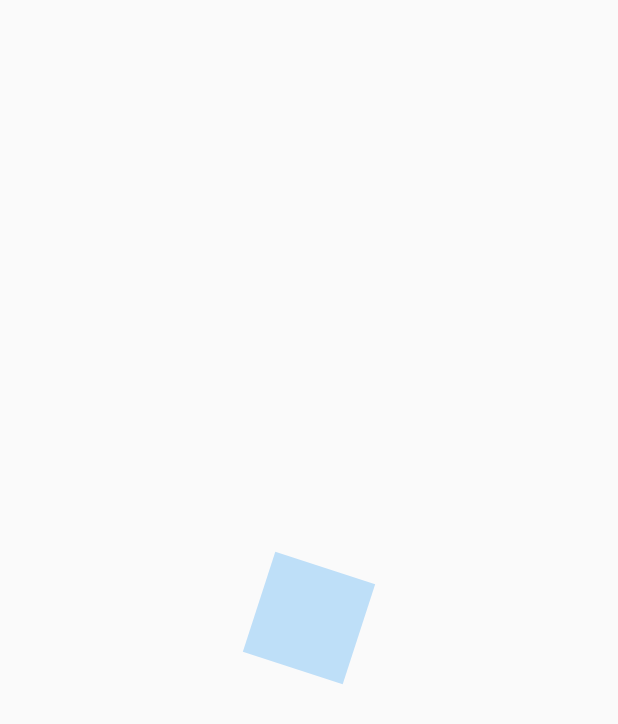
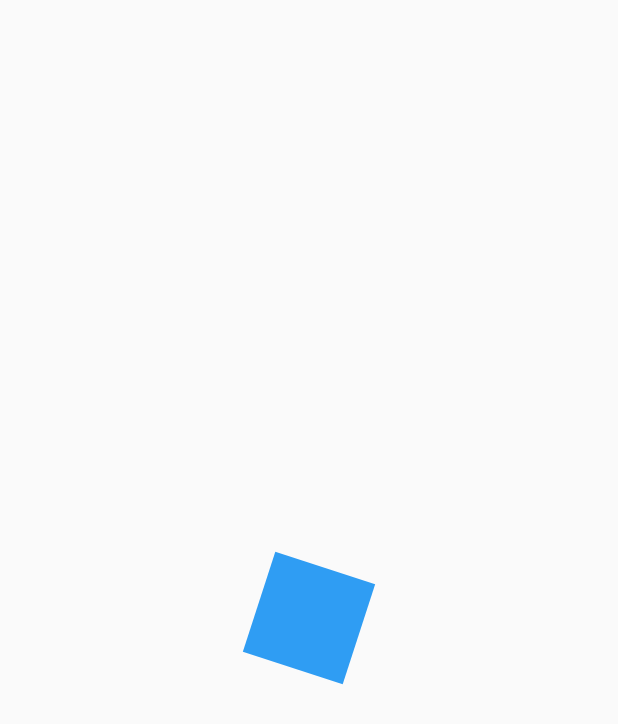
Before and after one commit to IDaMariusI/disenos_app, a Flutter app: the screen it shows after launch, on a phone screen of 412 x 824 dp. Shown: the top 724 px of the screen. Run offline on Flutter 3.47's test engine with Material 2 defaults, Android fonts, the phone set to English and light mode, and no system bars.

```diff
--- a/lib/src/pages/animations_page.dart
+++ b/lib/src/pages/animations_page.dart
@@ -1,4 +1,4 @@
-import 'dart:math' as m_ath;
+import 'dart:math' as math;
 
 import 'package:flutter/material.dart';
 
@@ -35,7 +35,7 @@ class _AnimatedSquareState extends State<AnimatedSquare>
       duration: const Duration(milliseconds: 40000),
     );
 
-    rotation = Tween(begin: 0.0, end: 2 * m_ath.pi).animate(
+    rotation = Tween(begin: 0.0, end: 2 * math.pi).animate(
       CurvedAnimation(parent: controller, curve: Curves.easeOut),
     );
 
@@ -45,7 +45,9 @@ class _AnimatedSquareState extends State<AnimatedSquare>
       }
     });
 
-    opacity = Tween(begin: 0.1, end: 1.0).animate(controller);
+    opacity = Tween(begin: 0.1, end: 1.0).animate(CurvedAnimation(
+        parent: controller,
+        curve: const Interval(0, 0.25, curve: Curves.easeOut)));
 
     super.initState();
   }
```
